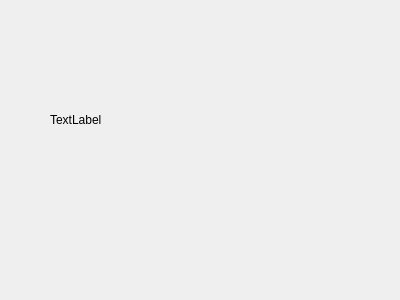
Old version of the form widget.ui in the repository xwz010/vediosever.
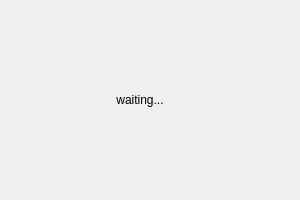
New version of the form.

What changed in the file:
```diff
--- a/widget.ui
+++ b/widget.ui
@@ -6,8 +6,8 @@
    <rect>
     <x>0</x>
     <y>0</y>
-    <width>400</width>
-    <height>300</height>
+    <width>300</width>
+    <height>200</height>
    </rect>
   </property>
   <property name="windowTitle">
@@ -16,14 +16,17 @@
   <widget class="QLabel" name="label">
    <property name="geometry">
     <rect>
-     <x>50</x>
-     <y>40</y>
+     <x>20</x>
+     <y>20</y>
      <width>240</width>
      <height>160</height>
     </rect>
    </property>
    <property name="text">
-    <string>TextLabel</string>
+    <string>waiting...</string>
+   </property>
+   <property name="alignment">
+    <set>Qt::AlignCenter</set>
    </property>
   </widget>
  </widget>
```
